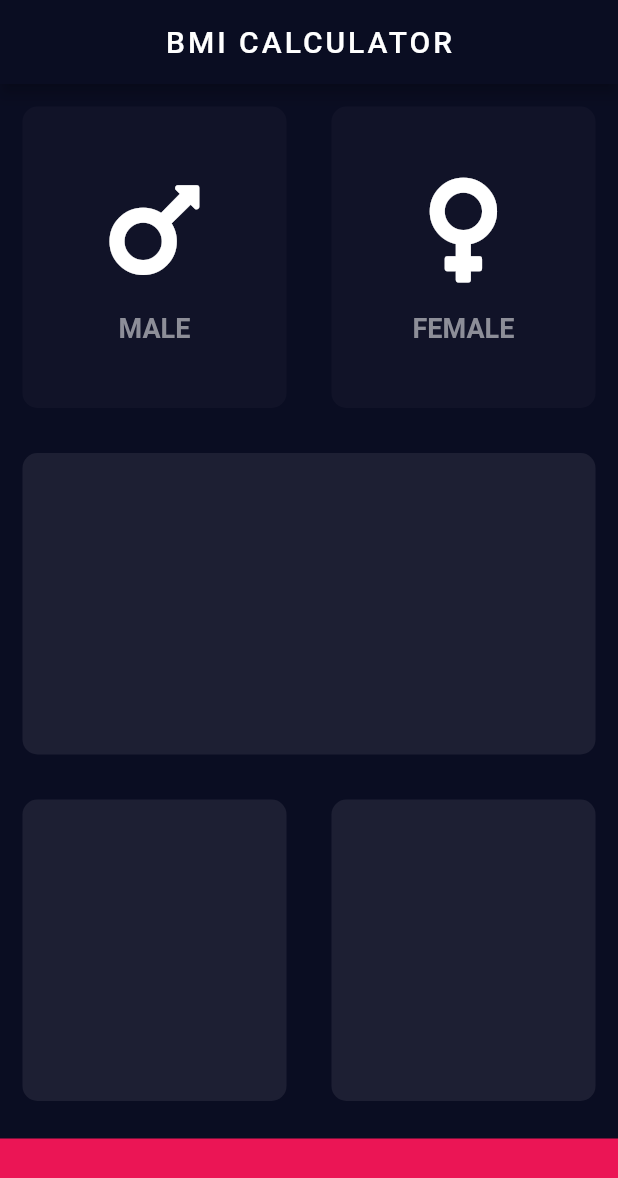
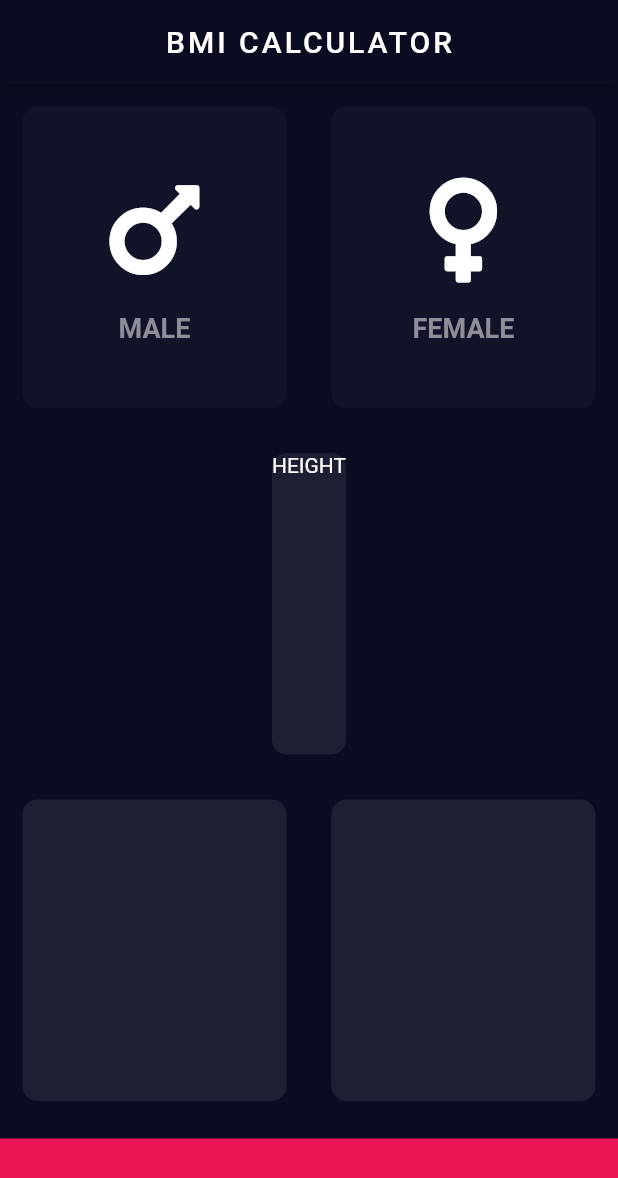
Before and after one commit to chauhan2b/bmi_calculator, a Flutter app: the screen it shows after launch, on a phone screen of 412 x 824 dp. Shown: the top 1178 px of the screen. Run offline on Flutter 3.47's test engine with Material 2 defaults, Android fonts, the phone set to English and light mode, and no system bars; our stand-ins replace font_awesome_flutter.

Commit message:
made major changes

```diff
--- /dev/null
+++ b/lib/constants.dart
@@ -0,0 +1,14 @@
+import 'package:flutter/material.dart';
+
+const kActiveCardColor = Color(0xFF1D1F33);
+const kInactiveCardColor = Color(0xFF111328);
+const kBottomContainerColor = Color(0xFFEB1555);
+const kBottomContainerHeight = 65.0;
+
+const kGenderTextStyle = TextStyle(
+  fontSize: 18.0,
+  color: Color(0xFF8D8E98),
+  fontWeight: FontWeight.bold,
+);
+
+const kIconColor = Colors.white;
--- a/lib/icon_content.dart
+++ b/lib/icon_content.dart
@@ -1,12 +1,6 @@
 import 'package:flutter/material.dart';
 
-const genderTextStyle = TextStyle(
-  fontSize: 18.0,
-  color: Color(0xFF8D8E98),
-  fontWeight: FontWeight.bold,
-);
-
-const iconColor = Colors.white;
+import './constants.dart';
 
 class IconContent extends StatelessWidget {
   IconContent({this.gender, this.icon});
@@ -22,14 +16,14 @@ class IconContent extends StatelessWidget {
         Icon(
           icon,
           size: 80.0,
-          color: iconColor,
+          color: kIconColor,
         ),
         SizedBox(
           height: 15.0,
         ),
         Text(
           gender,
-          style: genderTextStyle,
+          style: kGenderTextStyle,
         )
       ],
     );
--- a/lib/input_page.dart
+++ b/lib/input_page.dart
@@ -3,11 +3,7 @@ import 'package:font_awesome_flutter/font_awesome_flutter.dart';
 
 import './icon_content.dart';
 import './reusable_card.dart';
-
-const activeCardColor = Color(0xFF1D1F33);
-const inactiveCardColor = Color(0xFF111328);
-const bottomContainerColor = Color(0xFFEB1555);
-const bottomContainerHeight = 65.0;
+import './constants.dart';
 
 enum Gender { male, female }
 
@@ -36,38 +32,34 @@ class _InputPageState extends State<InputPage> {
               child: Row(
                 children: [
                   Expanded(
-                    child: GestureDetector(
-                      onTap: () {
+                    child: ReusableCard(
+                      onPress: () {
                         setState(() {
                           selectedGender = Gender.male;
                         });
                       },
-                      child: ReusableCard(
                       colour: selectedGender == Gender.male
-                            ? activeCardColor
-                            : inactiveCardColor,
+                          ? kActiveCardColor
+                          : kInactiveCardColor,
                       cardChild: IconContent(
                         gender: 'MALE',
                         icon: FontAwesomeIcons.mars,
                       ),
                     ),
                   ),
-                  ),
                   Expanded(
-                    child: GestureDetector(
-                      onTap: () {
+                    child: ReusableCard(
+                      onPress: () {
                         setState(() {
                           selectedGender = Gender.female;
                         });
                       },
-                      child: ReusableCard(
                       colour: selectedGender == Gender.female
-                            ? activeCardColor
-                            : inactiveCardColor,
+                          ? kActiveCardColor
+                          : kInactiveCardColor,
                       cardChild: IconContent(
                         gender: 'FEMALE',
                         icon: FontAwesomeIcons.venus,
-                        ),
                       ),
                     ),
                   ),
@@ -75,29 +67,36 @@ class _InputPageState extends State<InputPage> {
               ),
             ),
             Expanded(
-              child: ReusableCard(colour: activeCardColor),
+              child: ReusableCard(
+                colour: kActiveCardColor,
+                cardChild: Column(
+                  children: [
+                    Text('HEIGHT'),
+                  ],
+                ),
+              ),
             ),
             Expanded(
               child: Row(
                 children: [
                   Expanded(
                     child: ReusableCard(
-                      colour: activeCardColor,
+                      colour: kActiveCardColor,
                     ),
                   ),
                   Expanded(
                     child: ReusableCard(
-                      colour: activeCardColor,
+                      colour: kActiveCardColor,
                     ),
                   ),
                 ],
               ),
             ),
             Container(
-              color: bottomContainerColor,
+              color: kBottomContainerColor,
               margin: EdgeInsets.only(top: 10.0),
               width: double.infinity,
-              height: bottomContainerHeight,
+              height: kBottomContainerHeight,
             ),
           ],
         ),
```
Lines whose indentation alone changed are shown as unchanged.
